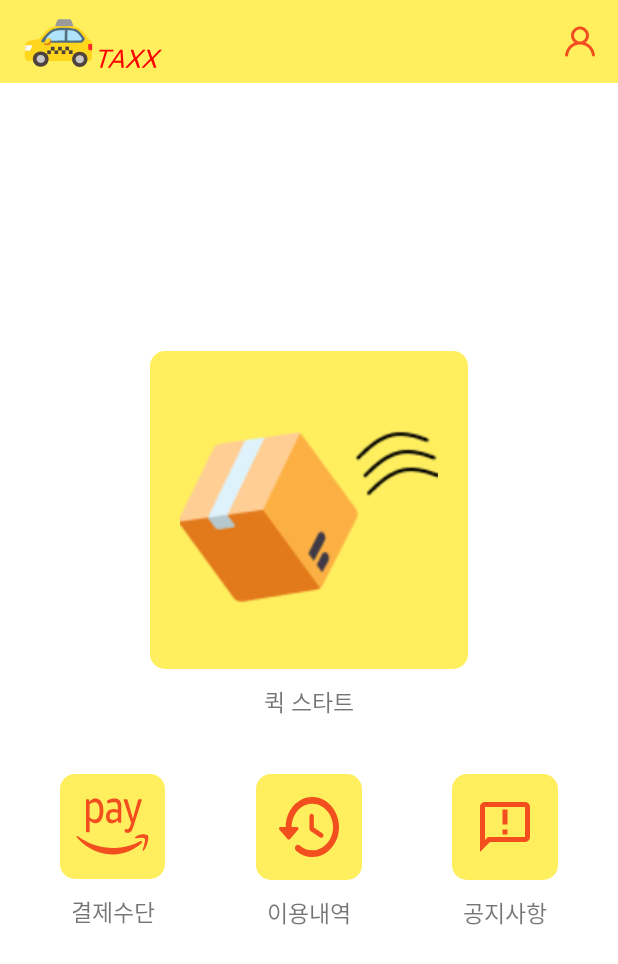
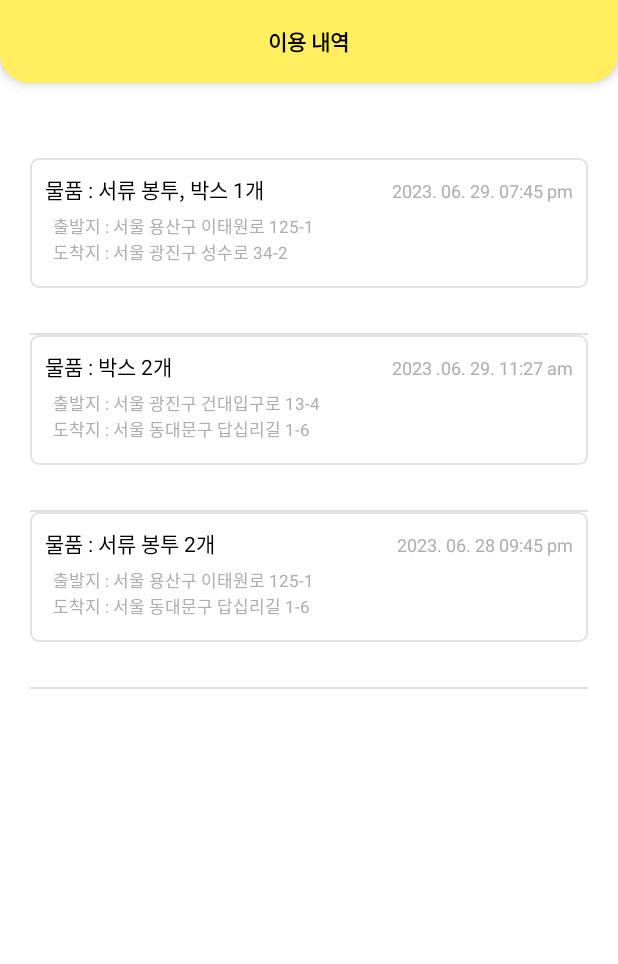
Before and after one commit to Hackerthon-TAXX/taxx-android, an Android app: the MainActivity screen opened directly, with no data from a screen before it, after a tap on an icon or button, on a phone screen of 412 x 824 dp. Shown: the top 964 px of the screen. Run offline under Robolectric (Android 15) with nearby library versions, the light colour scheme and no system bars.

Commit message:
이용내역 페이지 제작완료

```diff
--- /dev/null
+++ b/app/src/main/java/com/android/taxx/model/usagehistorymodel/HistoryData.kt
@@ -0,0 +1,8 @@
+package com.android.taxx.model.usagehistorymodel
+
+data class HistoryData (
+    val title : String,
+    val time : String,
+    val startAddress : String,
+    val arriveAddress : String,
+        )
--- a/app/src/main/java/com/android/taxx/presentation/main/MainActivity.kt
+++ b/app/src/main/java/com/android/taxx/presentation/main/MainActivity.kt
@@ -5,6 +5,7 @@ import android.os.Bundle
 import com.android.taxx.R
 import com.android.taxx.databinding.ActivityMainBinding
 import com.android.taxx.presentation.quickrequest.QuickRequestActivity
+import com.android.taxx.presentation.usagehistory.UsagehistoryActivity
 import com.android.taxx.util.binding.BindingActivity
 import com.android.taxx.util.extensions.setSingleOnClickListener
 
@@ -30,7 +31,8 @@ class MainActivity : BindingActivity<ActivityMainBinding>(R.layout.activity_main
             // TODO 마이 페이지
         }
         binding.ivMainUsageHistory.setSingleOnClickListener {
-            // TODO 이용내역 페이지
+            val intent = Intent(this, UsagehistoryActivity::class.java)
+            startActivity(intent)
         }
     }
 }
--- /dev/null
+++ b/app/src/main/java/com/android/taxx/presentation/usagehistory/UsagehistoryActivity.kt
@@ -0,0 +1,34 @@
+package com.android.taxx.presentation.usagehistory
+
+import androidx.appcompat.app.AppCompatActivity
+import android.os.Bundle
+import androidx.recyclerview.widget.DividerItemDecoration
+import androidx.recyclerview.widget.LinearLayoutManager
+import com.android.taxx.R
+import com.android.taxx.databinding.ActivityUsagehistoryBinding
+import com.android.taxx.model.usagehistorymodel.HistoryData
+import com.android.taxx.presentation.usagehistory.adapter.HistoryAdapter
+
+class UsagehistoryActivity : AppCompatActivity() {
+    lateinit var binding: ActivityUsagehistoryBinding
+
+    override fun onCreate(savedInstanceState: Bundle?) {
+        super.onCreate(savedInstanceState)
+        binding = ActivityUsagehistoryBinding.inflate(layoutInflater)
+        setContentView(binding.root)
+
+        var uhArray = mutableListOf<HistoryData>(
+            HistoryData("물품 : 서류 봉투, 박스 1개", "2023. 06. 29. 07:45 pm", "출발지 : 서울 용산구 이태원로 125-1", "도착지 : 서울 광진구 성수로 34-2"),
+            HistoryData("물품 : 박스 2개", "2023 .06. 29. 11:27 am", "출발지 : 서울 광진구 건대입구로 13-4", "도착지 : 서울 동대문구 답십리길 1-6"),
+            HistoryData("물품 : 서류 봉투 2개", "2023. 06. 28 09:45 pm", "출발지 : 서울 용산구 이태원로 125-1", "도착지 : 서울 동대문구 답십리길 1-6")
+        )
+
+        binding.recyclerHistory.layoutManager = LinearLayoutManager(this)
+        binding.recyclerHistory.adapter = HistoryAdapter(this, uhArray)
+
+        binding.recyclerHistory.addItemDecoration(
+            DividerItemDecoration(this, LinearLayoutManager.VERTICAL)
+        )
+
+    }
+}
--- /dev/null
+++ b/app/src/main/java/com/android/taxx/presentation/usagehistory/adapter/HistoryAdapter.kt
@@ -0,0 +1,36 @@
+package com.android.taxx.presentation.usagehistory.adapter
+
+import android.content.Context
+import android.view.LayoutInflater
+import android.view.ViewGroup
+import androidx.recyclerview.widget.RecyclerView
+import com.android.taxx.databinding.ItemUsagehistoryBinding
+import com.android.taxx.model.usagehistorymodel.HistoryData
+
+class HistoryAdapter (val context : Context, val datas : MutableList<HistoryData>)
+    : RecyclerView.Adapter<HistoryAdapter.ViewHolder>(){
+
+    inner class ViewHolder(val binding: ItemUsagehistoryBinding)
+        : RecyclerView.ViewHolder(binding.root){
+
+        fun bind(item : HistoryData){
+            binding.historyTitle.text = item.title
+            binding.historyTime.text = item.time
+            binding.historyStart.text = item.startAddress
+            binding.historyArrive.text = item.arriveAddress
+        }
+    }
+
+    override fun onCreateViewHolder(parent: ViewGroup, viewType: Int): ViewHolder {
+        val viewBinding = ItemUsagehistoryBinding.inflate(LayoutInflater.from(parent.context), parent, false)
+        return ViewHolder(viewBinding)
+    }
+
+    override fun onBindViewHolder(holder: ViewHolder, position: Int) {
+        holder.bind(datas[position])
+    }
+
+    override fun getItemCount(): Int {
+        return datas.size
+    }
+}
--- /dev/null
+++ b/app/src/main/res/drawable/recycler_box.xml
@@ -0,0 +1,13 @@
+<?xml version="1.0" encoding="utf-8"?>
+<shape xmlns:android="http://schemas.android.com/apk/res/android"
+    android:shape="rectangle" >
+    <solid android:color="#FFF" />
+    <corners
+        android:bottomLeftRadius="5dp"
+        android:bottomRightRadius="5dp"
+        android:topLeftRadius="5dp"
+        android:topRightRadius="5dp" />
+    <stroke
+        android:width="1dp"
+        android:color="#E3E3E3" />
+</shape>
--- /dev/null
+++ b/app/src/main/res/layout/activity_usagehistory.xml
@@ -0,0 +1,51 @@
+<?xml version="1.0" encoding="utf-8"?>
+<LinearLayout xmlns:android="http://schemas.android.com/apk/res/android"
+    android:layout_width="match_parent"
+    android:layout_height="match_parent"
+    android:orientation="vertical"
+    xmlns:tools="http://schemas.android.com/tools">
+
+    <LinearLayout
+        android:layout_width="match_parent"
+        android:layout_height="55dp"
+        android:background="@drawable/shape_yellow_appbar"
+        android:elevation="5dp"
+        android:gravity="center_vertical"
+        android:orientation="horizontal">
+
+        <ImageView
+            android:id="@+id/btn_back"
+            android:layout_width="20dp"
+            android:layout_height="20dp"/>
+
+        <View
+            android:layout_width="0dp"
+            android:layout_height="0dp"
+            android:layout_weight="1"/>
+
+        <TextView
+            android:layout_width="wrap_content"
+            android:layout_height="wrap_content"
+            android:text="이용 내역"
+            android:textColor="@color/black"
+            android:textStyle="bold"/>
+
+        <View
+            android:layout_width="0dp"
+            android:layout_height="0dp"
+            android:layout_weight="1"/>
+
+        <View
+            android:layout_width="20dp"
+            android:layout_height="0dp"/>
+    </LinearLayout>
+
+    <androidx.recyclerview.widget.RecyclerView
+        android:id="@+id/recycler_history"
+        android:layout_width="match_parent"
+        android:layout_height="wrap_content"
+        tools:listitem="@layout/item_usagehistory"
+        android:layout_marginTop="30dp"
+        android:padding="20dp"/>
+
+</LinearLayout>
--- /dev/null
+++ b/app/src/main/res/layout/item_usagehistory.xml
@@ -0,0 +1,61 @@
+<?xml version="1.0" encoding="utf-8"?>
+<LinearLayout xmlns:android="http://schemas.android.com/apk/res/android"
+    android:layout_width="match_parent"
+    android:layout_height="wrap_content"
+    android:orientation="vertical"
+    android:padding="10dp"
+    android:layout_marginBottom="30dp"
+    android:background="@drawable/recycler_box">
+
+    <LinearLayout
+        android:layout_width="match_parent"
+        android:layout_height="match_parent"
+        android:orientation="horizontal">
+
+        <TextView
+            android:id="@+id/history_title"
+            android:layout_width="wrap_content"
+            android:layout_height="wrap_content"
+            android:text=""
+            android:textStyle="normal"
+            android:textSize="14sp"
+            android:textColor="#000000"/>
+
+        <View
+            android:layout_width="0dp"
+            android:layout_height="0dp"
+            android:layout_weight="1"/>
+
+        <TextView
+            android:id="@+id/history_time"
+            android:layout_width="wrap_content"
+            android:layout_height="wrap_content"
+            android:text=""
+            android:textSize="12sp"
+            android:textColor="#AEAEAE"/>
+    </LinearLayout>
+
+    <LinearLayout
+        android:layout_width="match_parent"
+        android:layout_height="match_parent"
+        android:padding="5dp"
+        android:orientation="vertical">
+
+        <TextView
+            android:id="@+id/history_start"
+            android:layout_width="wrap_content"
+            android:layout_height="wrap_content"
+            android:text=""
+            android:textColor="#AEAEAE"
+            android:textSize="11sp"/>
+
+        <TextView
+            android:id="@+id/history_arrive"
+            android:layout_width="wrap_content"
+            android:layout_height="wrap_content"
+            android:text=""
+            android:textColor="#AEAEAE"
+            android:textSize="11sp"/>
+    </LinearLayout>
+
+</LinearLayout>
```
Also changed, not shown: app/src/main/AndroidManifest.xml (+37 -43 lines).
